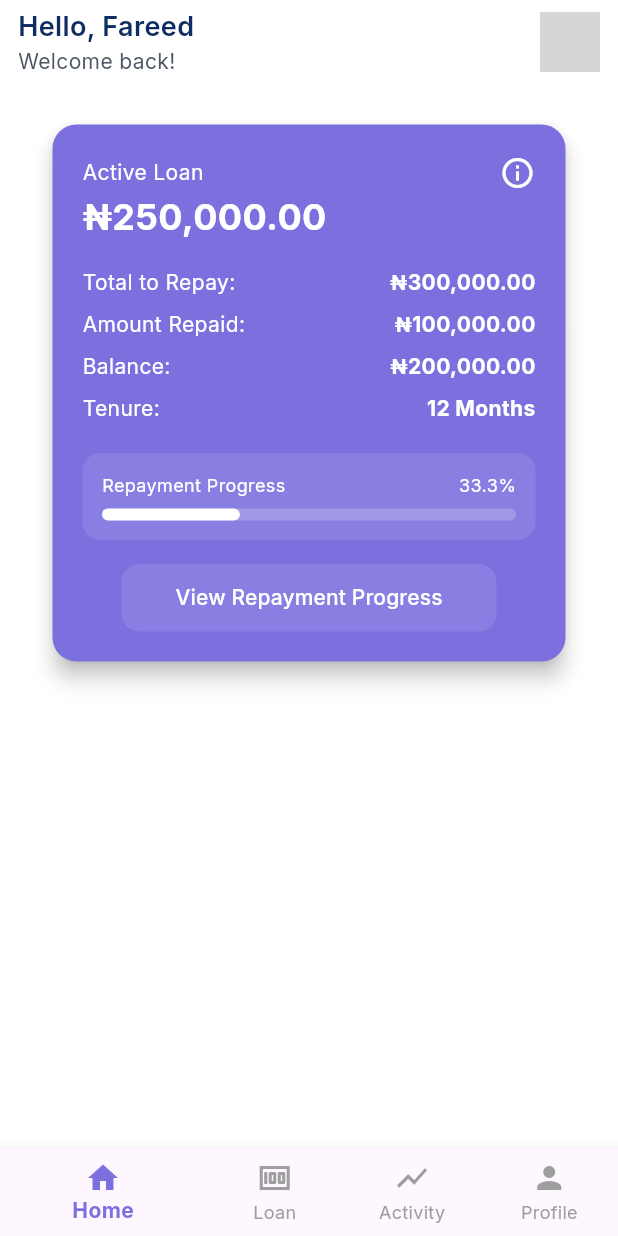
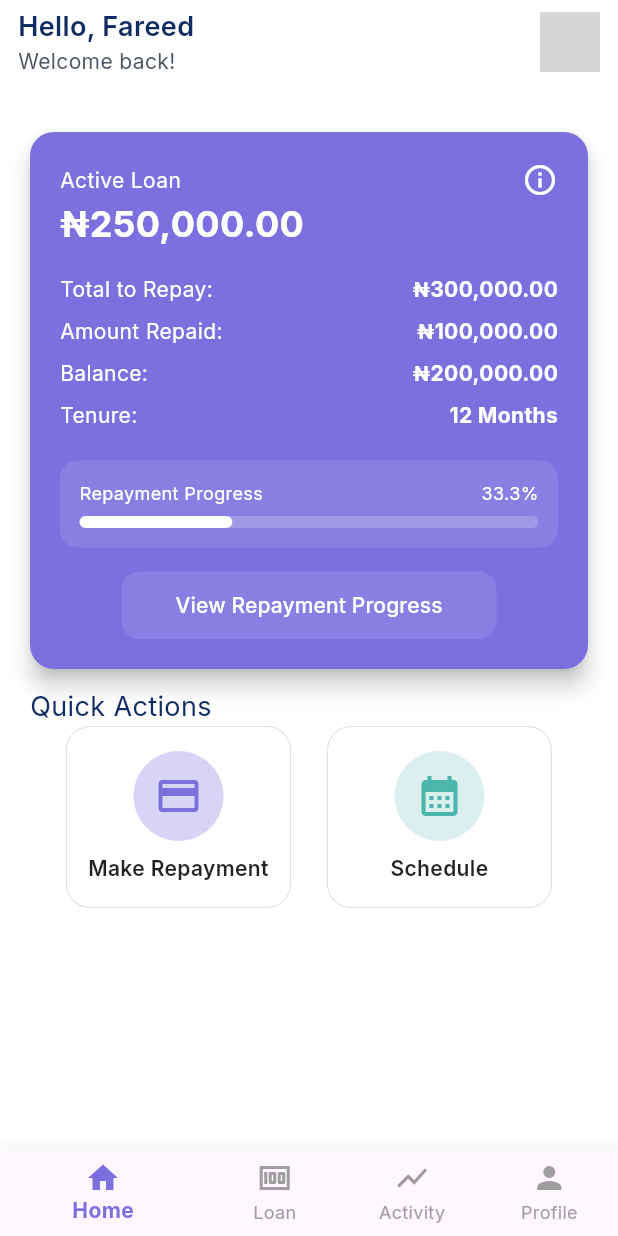
Before and after one commit to samsadeyemo/pcsloanamobilepp, a Flutter app: the ActiveLoanScreen screen opened by its route, on a phone screen of 412 x 824 dp. Run offline on Flutter 3.47's test engine with Material 3 defaults, Android fonts, the phone set to English and light mode, and no system bars; our stand-ins replace flutter_dotenv, flutter_riverpod, go_router, shared_preferences; accounts and stored records are empty; network calls fail; project files that could hold a hidden picture were left out; grey boxes are pictures that could not be loaded.

Commit message:
Add quick action button

```diff
--- /dev/null
+++ b/lib/common/widgets/custom_actions_button.dart
@@ -0,0 +1,73 @@
+import 'package:flutter/material.dart';
+
+class ActionBox extends StatelessWidget {
+  final IconData icon;
+  final String label;
+  final VoidCallback onTap;
+  final Color iconColor;
+  final Color iconOpacity;
+
+  const ActionBox({
+    Key? key,
+    required this.icon,
+    required this.label,
+    required this.onTap,
+    required this.iconColor,
+    required this.iconOpacity,
+    // this.iconColor = Colors.purple, // default color
+  }) : super(key: key);
+
+  @override
+  Widget build(BuildContext context) {
+    return GestureDetector(
+      onTap: onTap,
+      child: Container(
+        width: 150,
+        padding: EdgeInsets.symmetric(vertical: 16),
+        decoration: BoxDecoration(
+          color: Colors.white,
+          borderRadius: BorderRadius.circular(16),
+          border: Border.all(
+            color: Colors.grey.shade300,
+            width: 0.7,
+          ),
+          // boxShadow: [
+          //   BoxShadow(
+          //     color: Colors.black12,
+          //     blurRadius: 6,
+          //     offset: Offset(0, 2),
+          //   ),
+          //],
+        ),
+        child: Column(
+          mainAxisSize: MainAxisSize.min,
+          children: [
+            Container(
+              width: 60,
+              height: 60,
+              decoration: BoxDecoration(
+                shape: BoxShape.circle,
+                color: iconOpacity,
+              ),
+              child: Align(
+                alignment: Alignment.center,
+                child: Icon(icon, size: 32, color: iconColor),
+              ),
+            ),
+
+            SizedBox(height: 8),
+            Text(
+              label,
+              textAlign: TextAlign.center,
+              style: TextStyle(
+                color: Colors.black87,
+                fontWeight: FontWeight.w600,
+                fontSize: 14,
+              ),
+            ),
+          ],
+        ),
+      ),
+    );
+  }
+}
--- a/lib/features/dashboard/presentation/active_loan_screen.dart
+++ b/lib/features/dashboard/presentation/active_loan_screen.dart
@@ -1,6 +1,7 @@
 import 'package:flutter/material.dart';
 import 'package:flutter/widgets.dart';
 import 'package:flutter_riverpod/flutter_riverpod.dart';
+import 'package:pcsloan/common/widgets/custom_actions_button.dart';
 import 'package:pcsloan/common/widgets/custom_app_bar.dart';
 import 'package:pcsloan/common/widgets/custom_bottom_nav_bar.dart';
 import 'package:pcsloan/features/dashboard/providers/loan_provider.dart';
@@ -45,17 +46,18 @@ class _ActiveLoanScreen extends ConsumerState<ActiveLoanScreen> {
       body: SafeArea(
         child: SingleChildScrollView(
           child: Padding(
-            padding: const EdgeInsets.all(15),
+            padding: const EdgeInsets.all(20),
             child: Column(
               crossAxisAlignment: CrossAxisAlignment.start,
               children: [
                 Card(
                   elevation: 6,
                   color: Color(0xff7C70DF),
+
                   shape: RoundedRectangleBorder(
                     borderRadius: BorderRadius.circular(16),
                   ),
-                  margin: EdgeInsets.symmetric(horizontal: 20, vertical: 12),
+                  margin: EdgeInsets.symmetric( vertical: 12),
                   child: Padding(
                     padding: EdgeInsets.all(20),
                     child: Column(
@@ -171,6 +173,39 @@ class _ActiveLoanScreen extends ConsumerState<ActiveLoanScreen> {
                     ),
                   ),
                 ),
+
+                Text(
+                  "Quick Actions",
+                  style: TextStyle(
+                    color: Color(0xff0F2D62),
+                    fontSize: 18,
+                  ),
+                ),
+
+                Row(
+  mainAxisAlignment: MainAxisAlignment.spaceEvenly,
+  children: [
+    ActionBox(
+      icon: Icons.credit_card,
+      label: "Make Repayment",
+      iconColor: Color(0xff7C70DF),
+      iconOpacity: Color(0xff7C70DF).withOpacity(0.3),
+      onTap: () {
+        // Repayment logic
+      },
+    ),
+    ActionBox(
+      iconOpacity: Color(0xff4DB6AC).withOpacity(0.2),
+      icon: Icons.calendar_month,
+      label: "Schedule",
+      iconColor: Color(0xff4DB6AC),
+      onTap: () {
+        // Schedule logic
+      },
+    ),
+  ],
+)
+
               ],
             ),
           ),
```
